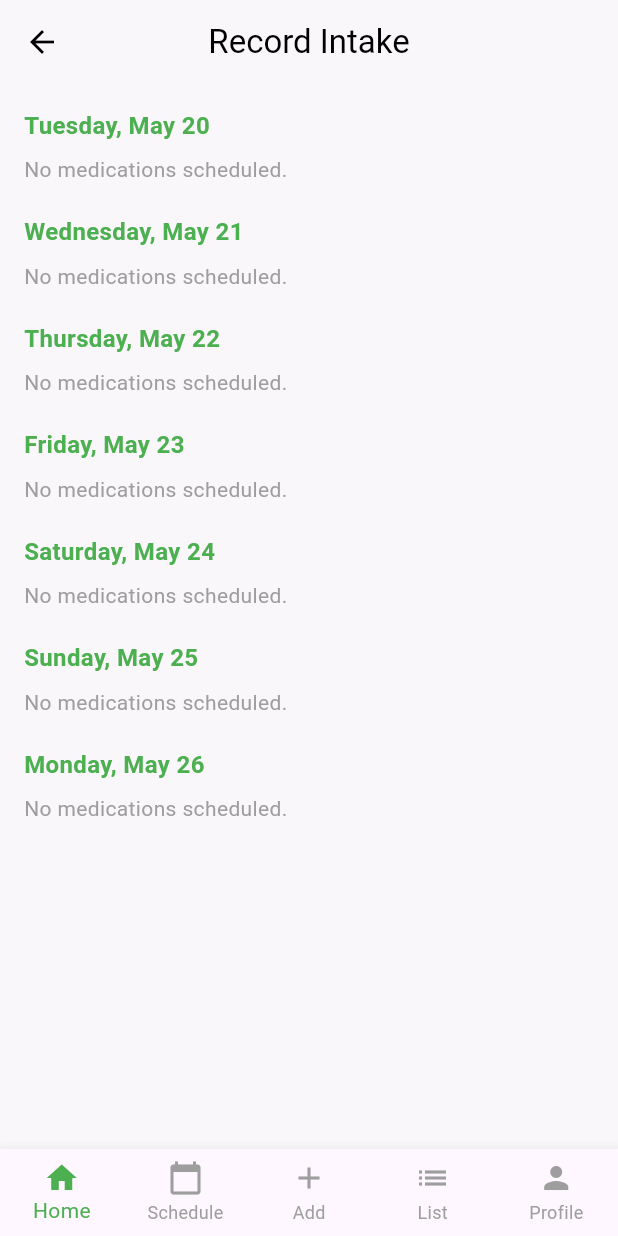
After one commit to xxiimcha/meditrack-new, a Flutter app: the RecordIntakeScreen screen opened by its route, item 2 of the bottom bar chosen, after a tap on the "arrow back" icon, on a phone screen of 412 x 824 dp. The commit adds this screen. Run offline on Flutter 3.47's test engine with Material 3 defaults, Android fonts, the light colour scheme and no system bars; our stand-ins replace cloud_firestore, firebase_auth, firebase_core, flutter_local_notifications, timezone; accounts and stored records are empty.

Commit message:
Record of Medicine Intake

```diff
--- a/lib/main.dart
+++ b/lib/main.dart
@@ -11,6 +11,7 @@ import 'screens/signup_screen.dart';
 import 'screens/patient_form_screen.dart';
 import 'screens/profile_screen.dart';
 import 'screens/medication_list_screen.dart';
+import 'screens/record_intake_screen.dart';
 
 // Notification packages
 import 'package:flutter_local_notifications/flutter_local_notifications.dart';
@@ -61,6 +62,7 @@ class MeditrackApp extends StatelessWidget {
         '/schedule': (context) => ScheduleScreen(),
         '/list': (context) => const MedicationScheduleListScreen(),
         '/patient_form': (context) => const PatientFormScreen(),
+        '/record_intake': (context) => RecordIntakeScreen(),
         '/profile': (context) => const ProfileScreen(),
       },
     );
--- a/lib/screens/profile_screen.dart
+++ b/lib/screens/profile_screen.dart
@@ -74,11 +74,12 @@ class ProfileScreen extends StatelessWidget {
                 child: Column(
                   crossAxisAlignment: CrossAxisAlignment.start,
                   children: [
-                    const Text("Account Settings", style: TextStyle(fontSize: 16, fontWeight: FontWeight.w500)),
+                    const Text("Medications", style: TextStyle(fontSize: 16, fontWeight: FontWeight.w500)),
                     const SizedBox(height: 20),
                     _buildOptionTile(Icons.assignment, "Current History", context, selected: true),
                     _buildOptionTile(Icons.assignment_outlined, "Past History", context),
                     _buildOptionTile(Icons.favorite_border, "Current Medications", context),
+                    _buildOptionTile(Icons.check_circle_outline, "Record Intake", context, onTap: () {Navigator.pushNamed(context, '/record_intake'); }),
                     const Divider(),
                     _buildOptionTile(Icons.folder_open, "Help", context, onTap: () => HelpDialogBox.show(context)),
                     _buildOptionTile(Icons.info_outline, "About", context, onTap: () => AboutDialogBox.show(context)),
--- /dev/null
+++ b/lib/screens/record_intake_screen.dart
@@ -0,0 +1,210 @@
+import 'package:flutter/material.dart';
+import 'package:cloud_firestore/cloud_firestore.dart';
+import 'package:firebase_auth/firebase_auth.dart';
+import 'package:intl/intl.dart';
+import '../widgets/custom_bottom_navbar.dart';
+
+class RecordIntakeScreen extends StatefulWidget {
+  @override
+  _RecordIntakeScreenState createState() => _RecordIntakeScreenState();
+}
+
+class _RecordIntakeScreenState extends State<RecordIntakeScreen> {
+  bool isLoading = true;
+  Map<String, List<Map<String, dynamic>>> groupedSchedules = {};
+  Set<String> recorded = {}; // to track recorded intakes
+
+  @override
+  void initState() {
+    super.initState();
+    loadSchedules();
+  }
+
+  Future<void> loadSchedules() async {
+    final user = FirebaseAuth.instance.currentUser;
+    if (user == null) return;
+
+    final snapshot = await FirebaseFirestore.instance
+        .collection('medication_schedules')
+        .where('user_id', isEqualTo: user.uid)
+        .get();
+
+    final intakeSnapshot = await FirebaseFirestore.instance
+        .collection('intake_logs')
+        .where('user_id', isEqualTo: user.uid)
+        .get();
+
+    recorded = intakeSnapshot.docs.map((doc) {
+      final data = doc.data();
+      return "${data['medication_name']}_${(data['intake_time'] as Timestamp).toDate().toIso8601String().substring(0, 10)}";
+    }).toSet();
+
+    final now = DateTime.now();
+    final dateRange = List.generate(7, (i) => now.add(Duration(days: i)));
+
+    Map<String, List<Map<String, dynamic>>> grouped = {};
+    for (final date in dateRange) {
+      final dateKey = DateFormat('yyyy-MM-dd').format(date);
+      grouped[dateKey] = [];
+    }
+
+    for (final doc in snapshot.docs) {
+      final data = doc.data();
+      final start = (data['start_date'] as Timestamp).toDate();
+      final until = (data['until_date'] as Timestamp).toDate();
+
+      for (final date in dateRange) {
+        if (date.isAfter(start.subtract(const Duration(days: 1))) && date.isBefore(until.add(const Duration(days: 1)))) {
+          final key = DateFormat('yyyy-MM-dd').format(date);
+          grouped[key]?.add(data);
+        }
+      }
+    }
+
+    // Automatically log missed entries
+    final today = DateTime.now();
+    final missedEntries = grouped.entries.expand((entry) {
+      final dateKey = entry.key;
+      final scheduleDate = DateTime.parse(dateKey);
+      if (scheduleDate.isBefore(today)) {
+        return entry.value.where((med) {
+          final key = "${med['medication_name']}_$dateKey";
+          return !recorded.contains(key);
+        }).map((med) => {'med': med, 'dateKey': dateKey});
+      }
+      return [];
+    }).toList();
+
+    for (final missed in missedEntries) {
+      final user = FirebaseAuth.instance.currentUser;
+      await FirebaseFirestore.instance.collection('intake_logs').add({
+        'user_id': user!.uid,
+        'medication_name': missed['med']['medication_name'],
+        'intake_time': DateTime.parse(missed['dateKey']),
+        'notes': 'Missed',
+        'created_at': DateTime.now(),
+        'status': 'missed',
+      });
+
+      recorded.add("${missed['med']['medication_name']}_${missed['dateKey']}");
+    }
+
+    setState(() {
+      groupedSchedules = grouped;
+      isLoading = false;
+    });
+  }
+
+  Future<void> recordIntake(Map<String, dynamic> data, String dateKey) async {
+    final user = FirebaseAuth.instance.currentUser;
+    if (user == null) return;
+
+    await FirebaseFirestore.instance.collection('intake_logs').add({
+      'user_id': user.uid,
+      'medication_name': data['medication_name'],
+      'intake_time': DateTime.parse(dateKey),
+      'notes': '',
+      'created_at': DateTime.now(),
+      'status': 'taken',
+    });
+
+    setState(() {
+      recorded.add("${data['medication_name']}_$dateKey");
+    });
+
+    ScaffoldMessenger.of(context).showSnackBar(
+      SnackBar(content: Text("Recorded intake for ${data['medication_name']} on $dateKey")),
+    );
+  }
+
+  Widget buildScheduleCard(Map<String, dynamic> data, String dateKey) {
+    final isRecorded = recorded.contains("${data['medication_name']}_$dateKey");
+    final isTodayOrPast = DateTime.parse(dateKey).isBefore(DateTime.now().add(Duration(days: 1)));
+
+    return Container(
+      padding: const EdgeInsets.all(12),
+      margin: const EdgeInsets.only(bottom: 12),
+      decoration: BoxDecoration(
+        color: Colors.white,
+        borderRadius: BorderRadius.circular(12),
+        boxShadow: [BoxShadow(color: Colors.black12, blurRadius: 6)],
+      ),
+      child: Column(
+        crossAxisAlignment: CrossAxisAlignment.start,
+        children: [
+          Text(data['medication_name'] ?? '', style: const TextStyle(fontWeight: FontWeight.bold)),
+          const SizedBox(height: 6),
+          if (data['instruction'] != null) Text("Instruction: ${data['instruction']}", style: const TextStyle(fontSize: 13)),
+          if (data['frequency'] != null) Text("Frequency: ${data['frequency']}", style: const TextStyle(fontSize: 13)),
+          if (data['interval'] != null) Text("Interval: ${data['interval']}", style: const TextStyle(fontSize: 13)),
+          const SizedBox(height: 10),
+          Align(
+            alignment: Alignment.centerRight,
+            child: isTodayOrPast
+                ? ElevatedButton.icon(
+                    onPressed: isRecorded ? null : () => recordIntake(data, dateKey),
+                    icon: Icon(isRecorded ? Icons.check : Icons.add_task),
+                    label: Text(isRecorded ? "Recorded" : "Mark as Taken"),
+                    style: ElevatedButton.styleFrom(
+                      backgroundColor: isRecorded ? Colors.grey : Colors.green,
+                      foregroundColor: Colors.white,
+                    ),
+                  )
+                : OutlinedButton.icon(
+                    onPressed: null,
+                    icon: const Icon(Icons.schedule),
+                    label: const Text("Upcoming"),
+                    style: OutlinedButton.styleFrom(
+                      foregroundColor: Colors.grey,
+                    ),
+                  ),
+          ),
+
+        ],
+      ),
+    );
+  }
+
+  @override
+  Widget build(BuildContext context) {
+    return Scaffold(
+      backgroundColor: const Color(0xFFFAF7FB),
+      appBar: AppBar(
+        backgroundColor: Colors.transparent,
+        elevation: 0,
+        leading: IconButton(
+          icon: const Icon(Icons.arrow_back, color: Colors.black),
+          onPressed: () => Navigator.pop(context),
+        ),
+        title: const Text("Record Intake", style: TextStyle(color: Colors.black)),
+        centerTitle: true,
+      ),
+      bottomNavigationBar: const CustomBottomNavBar(),
+      body: isLoading
+          ? const Center(child: CircularProgressIndicator())
+          : ListView(
+              padding: const EdgeInsets.all(16),
+              children: groupedSchedules.entries.map((entry) {
+                final date = entry.key;
+                final meds = entry.value;
+
+                return Column(
+                  crossAxisAlignment: CrossAxisAlignment.start,
+                  children: [
+                    Text(
+                      DateFormat('EEEE, MMM d').format(DateTime.parse(date)),
+                      style: const TextStyle(fontSize: 16, fontWeight: FontWeight.bold, color: Colors.green),
+                    ),
+                    const SizedBox(height: 8),
+                    if (meds.isEmpty)
+                      const Text("No medications scheduled.", style: TextStyle(color: Colors.grey))
+                    else
+                      ...meds.map((m) => buildScheduleCard(m, date)).toList(),
+                    const SizedBox(height: 20),
+                  ],
+                );
+              }).toList(),
+            ),
+    );
+  }
+}
```
Also changed, not shown: 4 other files.
